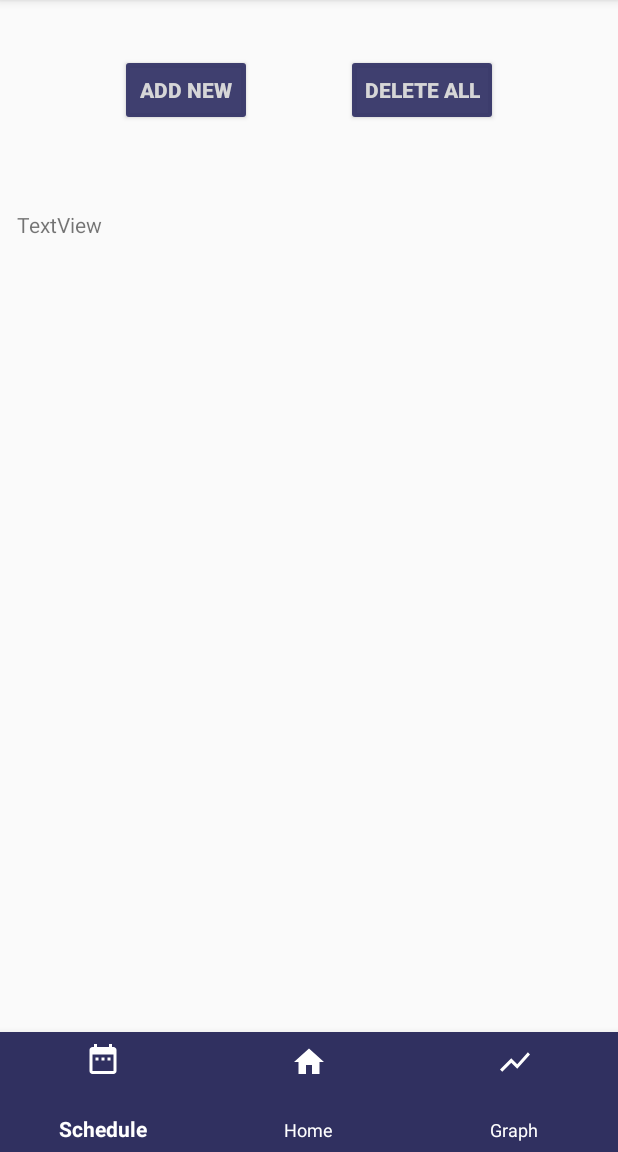
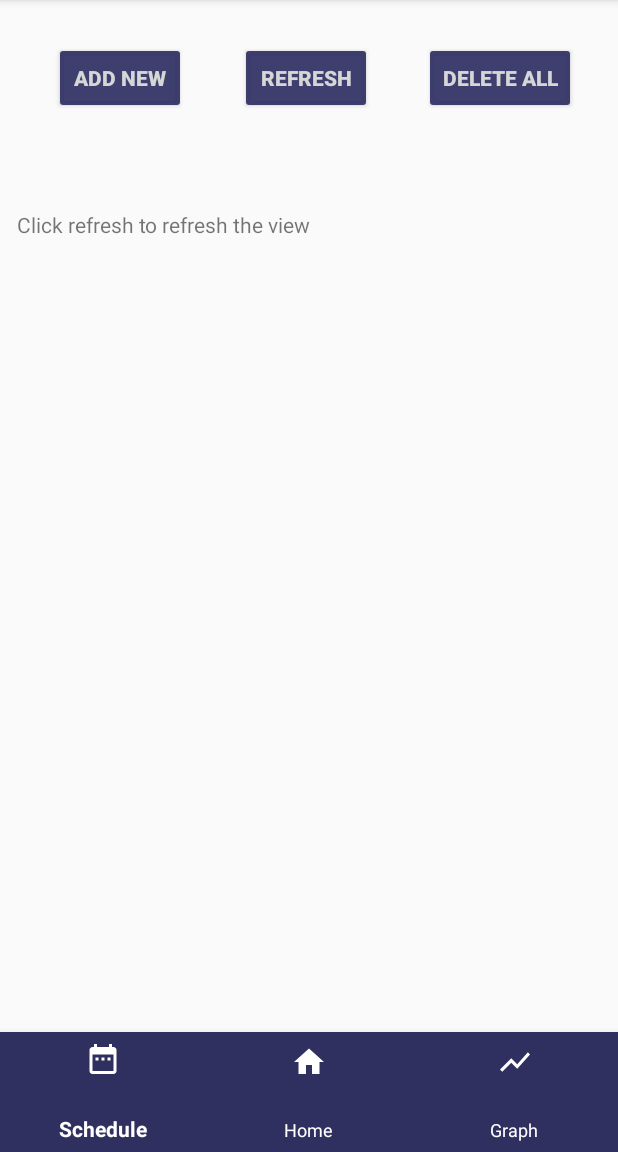
Before and after one commit to darkMatterJPA/Smart-Humidifier-Inc.-Team06, an Android app: the UserScheduleActivity screen opened directly, with no data from a screen before it, on a phone screen of 412 x 824 dp, the part 84-1236 px from its top. Run offline under Robolectric (Android 15) with nearby library versions, the phone set to English and light mode, and no system bars; 1 statement that could not run was skipped.

Commit message:
Ready to test schedule!!!

```diff
--- a/HumdifierApp/app/build.gradle
+++ b/HumdifierApp/app/build.gradle
@@ -25,9 +25,9 @@ repositories {
 
 dependencies {
     implementation 'com.github.PhilJay:MPAndroidChart:v3.1.0'
-    implementation 'com.github.PhilJay:MPAndroidChart:v3.1.0-alpha'
     implementation 'ca.antonious:materialdaypicker:0.6.0'
     implementation 'com.jjoe64:graphview:4.2.2'
+    implementation 'com.github.PhilJay:MPAndroidChart:v3.1.0-alpha'
     implementation 'com.github.nkzawa:socket.io-client:0.6.0'
     implementation fileTree(dir: 'libs', include: ['*.jar'])
     implementation 'androidx.appcompat:appcompat:1.1.0'
--- a/HumdifierApp/app/src/main/java/com/example/humidifier/Humidifier.java
+++ b/HumdifierApp/app/src/main/java/com/example/humidifier/Humidifier.java
@@ -26,7 +26,7 @@ public class Humidifier extends Service{
      String humidityLevel; // make arraylist
      Schedule schedule = new Schedule();
      String actualHumidity;
-     String waterLevel; // make arraylist
+     String waterLevel;
 
     protected Socket mSocket;
 
--- a/HumdifierApp/app/src/main/java/com/example/humidifier/UserScheduleActivity.java
+++ b/HumdifierApp/app/src/main/java/com/example/humidifier/UserScheduleActivity.java
@@ -2,10 +2,13 @@ package com.example.humidifier;
 
 import androidx.annotation.NonNull;
 import androidx.appcompat.app.AppCompatActivity;
+import androidx.localbroadcastmanager.content.LocalBroadcastManager;
 
+import android.content.BroadcastReceiver;
 import android.content.ComponentName;
 import android.content.Context;
 import android.content.Intent;
+import android.content.IntentFilter;
 import android.content.ServiceConnection;
 import android.os.Bundle;
 import android.os.IBinder;
@@ -20,12 +23,16 @@ import android.widget.Toast;
 
 import com.google.android.material.bottomnavigation.BottomNavigationView;
 
+import org.json.JSONException;
+import org.json.JSONObject;
+
 public class UserScheduleActivity extends AppCompatActivity {
 
     Humidifier humidifier;
     boolean mServiceBound = false;
     private Button deleteAll;
     private Button add;
+    private Button refresh;
     TextView schedule;
 
     /**
@@ -72,20 +79,36 @@ public class UserScheduleActivity extends AppCompatActivity {
         mServiceBound  = false;
     }
 
-
-
-
+    @Override
+    protected void onDestroy() {
+        super.onDestroy();
+    }
 
     @Override
     protected void onCreate(Bundle savedInstanceState) {
         super.onCreate(savedInstanceState);
         setContentView(R.layout.activity_user_schedule);
 
+//        LocalBroadcastManager.getInstance(this).registerReceiver(
+//                MessageReceiver, new IntentFilter("schedule"));
+
+        refresh = this.findViewById(R.id.refresh);
         deleteAll = this.findViewById(R.id.delete);
         add = this.findViewById(R.id.add);
 
         schedule = this.findViewById(R.id.schedule);
 
+        refresh.setOnClickListener(new View.OnClickListener() {
+            @Override
+            public void onClick(View view) {
+                if (mServiceBound)
+                {
+                    schedule.setText(humidifier.schedule.toString());
+
+                    humidifier.mSocket.emit("schedule-from-app", humidifier.schedule.getJsonSchedule());
+                }
+            }
+        });
         add.setOnClickListener(new View.OnClickListener() {
             @Override
             public void onClick(View view) {
@@ -95,13 +118,12 @@ public class UserScheduleActivity extends AppCompatActivity {
         });
 
         deleteAll.setOnClickListener(new View.OnClickListener() {
+            @Override
+            public void onClick(View v){
+                if(mServiceBound){
+                    humidifier.schedule.deleteAll();
+                }
 
-            public void onClick(View v){
-                //humidifier.schedule.deleteAll();
-                if (mServiceBound)
-                {
-                    schedule.setText(humidifier.schedule.toString());
-                }
             }
         });
 
@@ -131,4 +153,13 @@ public class UserScheduleActivity extends AppCompatActivity {
         });
 
     }
+
+    //did not work
+//    private BroadcastReceiver MessageReceiver = new BroadcastReceiver() {
+//        @Override
+//        public void onReceive(Context context, Intent intent) {
+//            schedule.setText(intent.getStringExtra("schedule"));
+//
+//        }
+//    };
 }
--- a/HumdifierApp/app/src/main/res/layout/activity_user_schedule.xml
+++ b/HumdifierApp/app/src/main/res/layout/activity_user_schedule.xml
@@ -8,17 +8,28 @@
     tools:context=".UserScheduleActivity">
 
     <Button
+        android:id="@+id/refresh"
+        android:layout_width="wrap_content"
+        android:layout_height="wrap_content"
+        android:layout_marginStart="160dp"
+        android:layout_marginTop="28dp"
+        android:backgroundTint="@color/Bluepurple"
+        android:text="refresh"
+        android:textColor="@color/bpWhite"
+        android:textStyle="bold"
+        app:layout_constraintStart_toStartOf="parent"
+        app:layout_constraintTop_toTopOf="parent" />
+
+    <Button
         android:id="@+id/add"
         android:layout_width="wrap_content"
         android:layout_height="wrap_content"
-        android:layout_marginStart="80dp"
-        android:layout_marginTop="36dp"
-        android:layout_marginEnd="75dp"
+        android:layout_marginStart="36dp"
+        android:layout_marginTop="28dp"
         android:backgroundTint="@color/Bluepurple"
         android:text="Add New"
         android:textColor="@color/bpWhite"
         android:textStyle="bold"
-        app:layout_constraintHorizontal_bias="1.0"
         app:layout_constraintStart_toStartOf="parent"
         app:layout_constraintTop_toTopOf="parent" />
 
@@ -26,8 +37,8 @@
         android:id="@+id/delete"
         android:layout_width="wrap_content"
         android:layout_height="wrap_content"
-        android:layout_marginTop="36dp"
-        android:layout_marginEnd="80dp"
+        android:layout_marginTop="28dp"
+        android:layout_marginEnd="28dp"
         android:backgroundTint="@color/Bluepurple"
         android:text="delete all"
         android:textColor="@color/bpWhite"
@@ -55,7 +66,7 @@
         android:id="@+id/schedule"
         android:layout_width="389dp"
         android:layout_height="508dp"
-        android:text="TextView"
+        android:text="Click refresh to refresh the view"
         app:layout_constraintBottom_toTopOf="@+id/bottom_navigation"
         app:layout_constraintEnd_toEndOf="parent"
         app:layout_constraintStart_toStartOf="parent"
```
Also changed, not shown: HumdifierApp/app/src/main/AndroidManifest.xml (+5 -3 lines), HumdifierApp/app/src/main/java/com/example/humidifier/MainActivity2.java (+10 -0 lines), HumdifierApp/app/src/main/java/com/example/humidifier/Schedule.java (+62 -0 lines).
